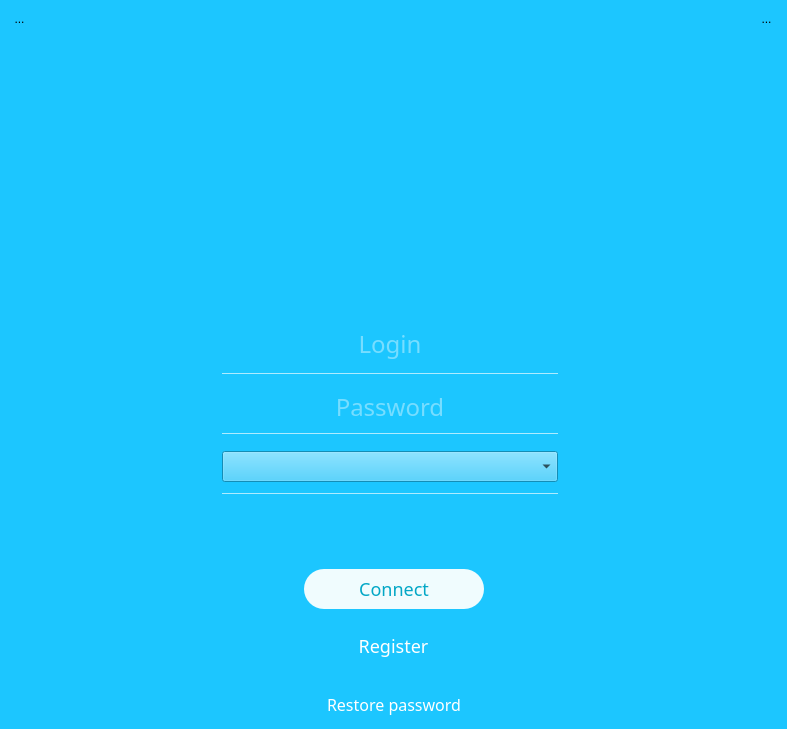
bsn5/1, file DapVpnGui/ui/login_desktop_small.ui: the form before one commit.
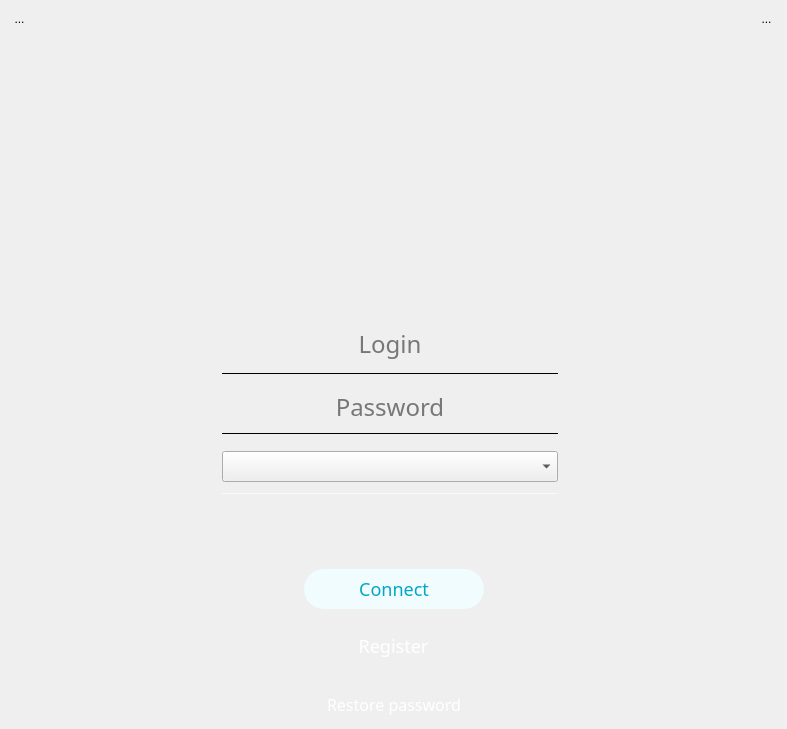
The form after the commit. Icons and pictures are not drawn.

What changed in the file:
```diff
--- a/DapVpnGui/ui/login_desktop_small.ui
+++ b/DapVpnGui/ui/login_desktop_small.ui
@@ -14,7 +14,9 @@
    <string>Form</string>
   </property>
   <property name="styleSheet">
-   <string notr="true">background-color: rgb(28,198,255);</string>
+   <string notr="true">#LoginSmall {
+	background-image: url(:/pics/bg\@3x.png) 0 0 0 0 stretch stretch;
+}</string>
   </property>
   <layout class="QVBoxLayout" name="verticalLayout">
    <property name="spacing">
@@ -408,7 +410,7 @@
               <string notr="true">background:	rgb(0,0,0,0);
 border: none;
 font: 24px Regular;
-color: rgba(255,255,255, 0.8);
+
 </string>
              </property>
              <property name="text">
@@ -446,7 +448,7 @@
               </size>
              </property>
              <property name="styleSheet">
-              <string notr="true">color: rgba(255, 255, 255, 0.65);</string>
+              <string notr="true"/>
              </property>
              <property name="frameShadow">
               <enum>QFrame::Plain</enum>
@@ -526,7 +528,7 @@
               <string notr="true">background:	rgb(0,0,0,0);
 border: none;
 font: 24px Regular;
-color: rgba(255,255,255, 0.8);
+
 </string>
              </property>
              <property name="text">
@@ -561,7 +563,7 @@
               </size>
              </property>
              <property name="styleSheet">
-              <string notr="true">color: rgba(255, 255, 255, 0.65);</string>
+              <string notr="true"/>
              </property>
              <property name="frameShadow">
               <enum>QFrame::Plain</enum>
```
Left out of the diff: 18 changed lines with no effect on the pictures.
